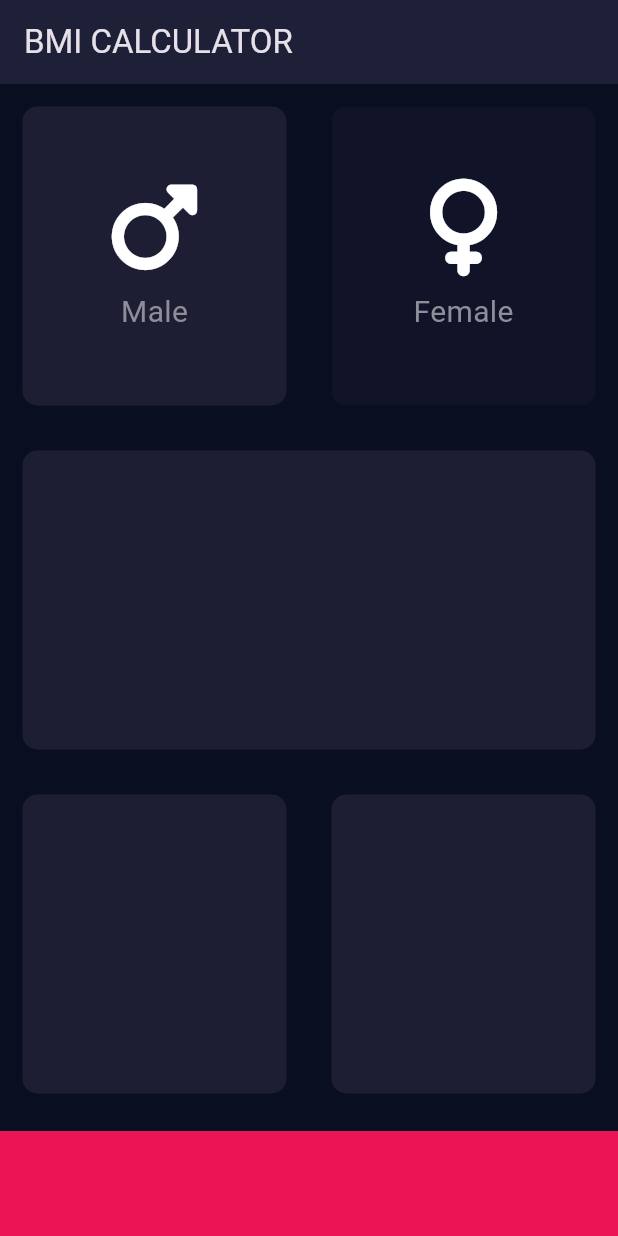
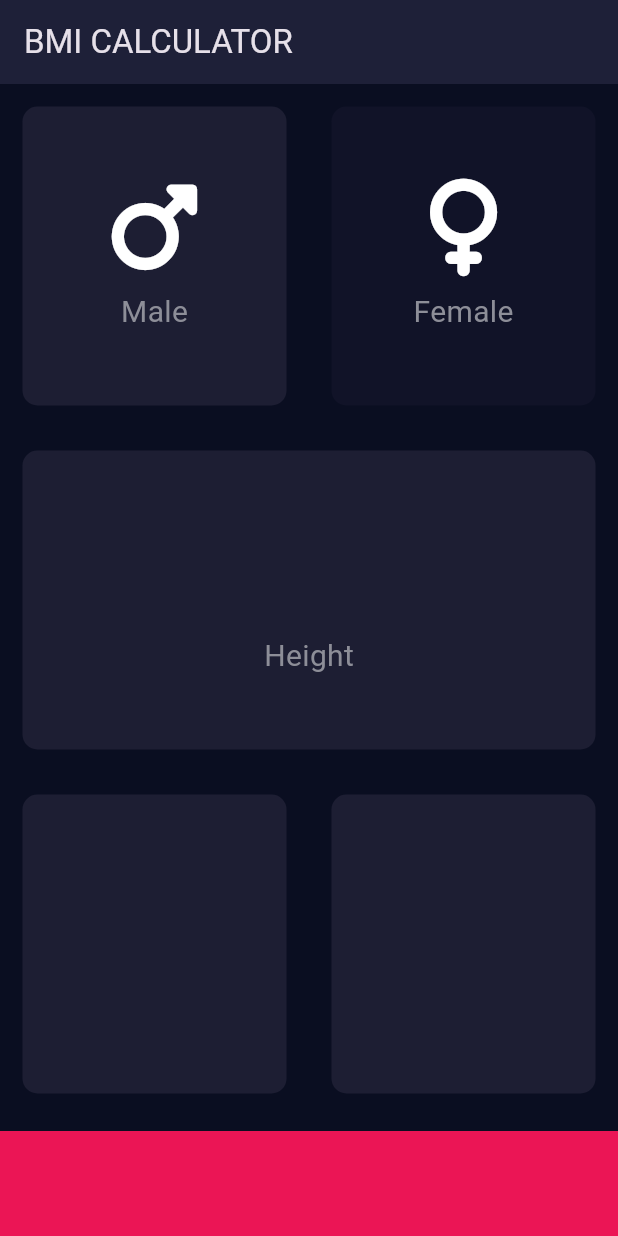
Before and after one commit to abdulrehmana28/flutter_bmi_calculator, a Flutter app: the screen it shows after launch, after a tap on "Male", on a phone screen of 412 x 824 dp. Run offline on Flutter 3.47's test engine with Material 3 defaults, Android fonts, the phone set to English and light mode, and no system bars; our stand-ins replace font_awesome_flutter.

Commit message:
refactored constants
use the convention for constants & made seperate file for that & also renamed some files for naming convertion.

```diff
--- a/lib/CardContent.dart
+++ b/lib/card_content.dart
@@ -1,11 +1,11 @@
 import 'package:flutter/material.dart';
 
-import 'input_page.dart';
+import 'constants.dart';
 
 class CardContent extends StatelessWidget {
-  CardContent({required this.cardIcon, required this.cardText});
+  CardContent({this.cardIcon, required this.cardText});
 
-  final IconData cardIcon;
+  final IconData? cardIcon;
   final String cardText;
 
   @override
@@ -22,7 +22,7 @@ class CardContent extends StatelessWidget {
         ),
         Text(
           cardText,
-          style: const TextStyle(color: cardTextColor, fontSize: 20.0),
+          style: const TextStyle(color: kCardTextColor, fontSize: 20.0),
         ),
       ],
     );
--- /dev/null
+++ b/lib/constants.dart
@@ -0,0 +1,11 @@
+import 'package:flutter/material.dart';
+
+// home page color main.dart
+const kMainColor = Color(0xFF0A0E21);
+
+// from input_page.dart
+const kBottomButtonHeight = 70.0;
+const kBottomButtonColor = Color(0xFFEB1555);
+const kActiveCardColor = Color(0xFF1d1e33);
+const kInActiveCardColor = Color(0xffe111328);
+const kCardTextColor = Color(0xFF8D8E98);
--- a/lib/input_page.dart
+++ b/lib/input_page.dart
@@ -1,13 +1,9 @@
 import 'package:flutter/material.dart';
-import 'package:flutter_bmi_calculator/CardContent.dart';
-import 'package:flutter_bmi_calculator/ReusableCard.dart';
+import 'package:flutter_bmi_calculator/card_content.dart';
+import 'package:flutter_bmi_calculator/reusable_card.dart';
 import 'package:font_awesome_flutter/font_awesome_flutter.dart';
 
-const bottomButtonHeight = 70.0;
-const bottomButtonColor = Color(0xFFEB1555);
-const activeCardColor = Color(0xFF1d1e33);
-const inActiveCardColor = Color(0xffe111328);
-const cardTextColor = Color(0xFF8D8E98);
+import 'constants.dart';
 
 // can't create enums inside a class
 enum Gender {
@@ -21,16 +17,16 @@ class InputPage extends StatefulWidget {
 }
 
 class _InputPageState extends State<InputPage> {
-  Color maleCardColor = inActiveCardColor;
-  Color femaleCardColor = inActiveCardColor;
+  Color maleCardColor = kInActiveCardColor;
+  Color femaleCardColor = kInActiveCardColor;
 
   void changeColor(Gender selectedGender) {
     selectedGender == Gender.male
-        ? maleCardColor = activeCardColor
-        : maleCardColor = inActiveCardColor;
+        ? maleCardColor = kActiveCardColor
+        : maleCardColor = kInActiveCardColor;
     selectedGender == Gender.female
-        ? femaleCardColor = activeCardColor
-        : femaleCardColor = inActiveCardColor;
+        ? femaleCardColor = kActiveCardColor
+        : femaleCardColor = kInActiveCardColor;
   }
 
   @override
@@ -87,7 +83,8 @@ class _InputPageState extends State<InputPage> {
                 Expanded(
                   flex: 2,
                   child: ReusableCard(
-                    cardColor: activeCardColor,
+                    cardColor: kActiveCardColor,
+                    cardChild: CardContent(cardText: 'Height'),
                   ),
                 )
               ],
@@ -98,7 +95,7 @@ class _InputPageState extends State<InputPage> {
               children: [
                 Expanded(
                   child: ReusableCard(
-                    cardColor: activeCardColor,
+                    cardColor: kActiveCardColor,
                   ),
                 ),
                 Expanded(
@@ -106,7 +103,7 @@ class _InputPageState extends State<InputPage> {
                     children: [
                       Expanded(
                         child: ReusableCard(
-                          cardColor: activeCardColor,
+                          cardColor: kActiveCardColor,
                         ),
                       ),
                     ],
@@ -116,9 +113,9 @@ class _InputPageState extends State<InputPage> {
             ),
           ),
           Container(
-            color: bottomButtonColor,
+            color: kBottomButtonColor,
             margin: const EdgeInsets.only(top: 10.0),
-            height: bottomButtonHeight,
+            height: kBottomButtonHeight,
             width: double.infinity,
           ),
         ],
--- a/lib/main.dart
+++ b/lib/main.dart
@@ -1,8 +1,7 @@
 import 'package:flutter/material.dart';
 
+import 'constants.dart';
 import 'input_page.dart';
-
-const mainColor = Color(0xFF0A0E21);
 
 void main() => runApp(const BMICalculator());
 
@@ -13,11 +12,11 @@ class BMICalculator extends StatelessWidget {
   Widget build(BuildContext context) {
     return MaterialApp(
       theme: ThemeData.dark().copyWith(
-        primaryColor: mainColor,
+        primaryColor: kMainColor,
         appBarTheme: const AppBarTheme(
-          backgroundColor: mainColor,
+          backgroundColor: kMainColor,
         ),
-        scaffoldBackgroundColor: mainColor,
+        scaffoldBackgroundColor: kMainColor,
       ),
       home: InputPage(),
     );
```
Also changed, not shown: lib/reusable_card.dart (renamed from lib/ReusableCard.dart).
